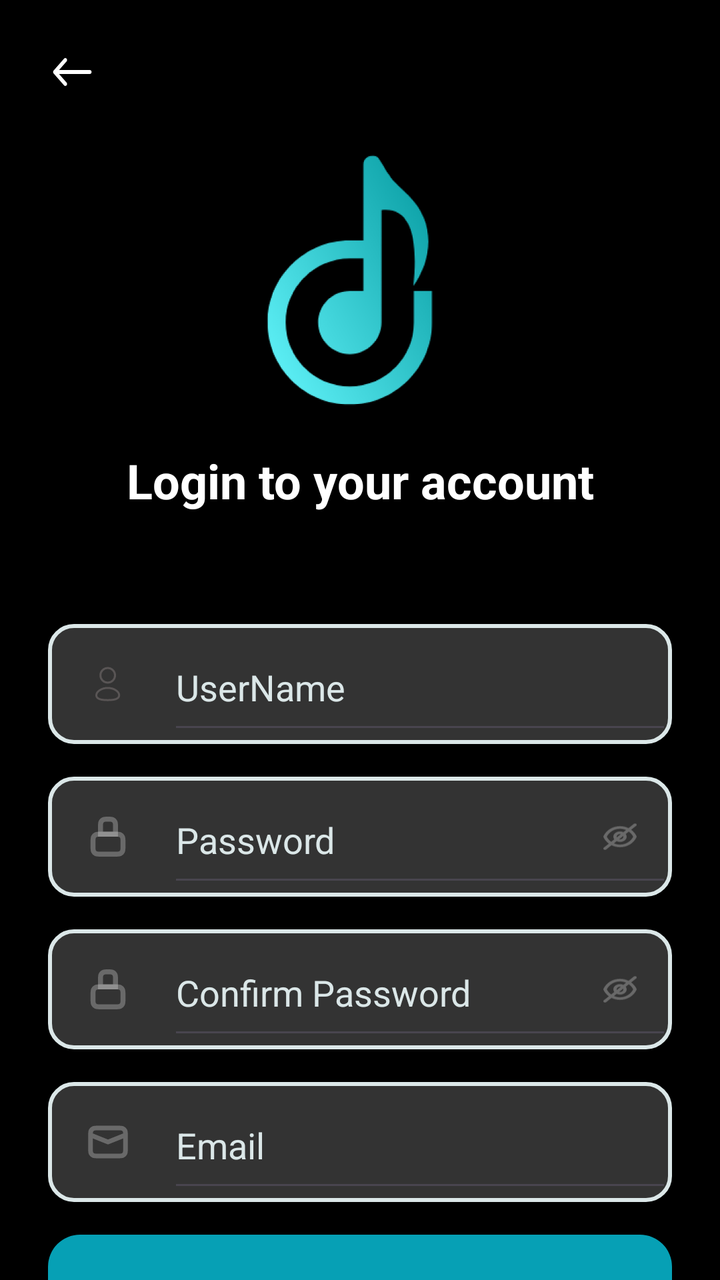
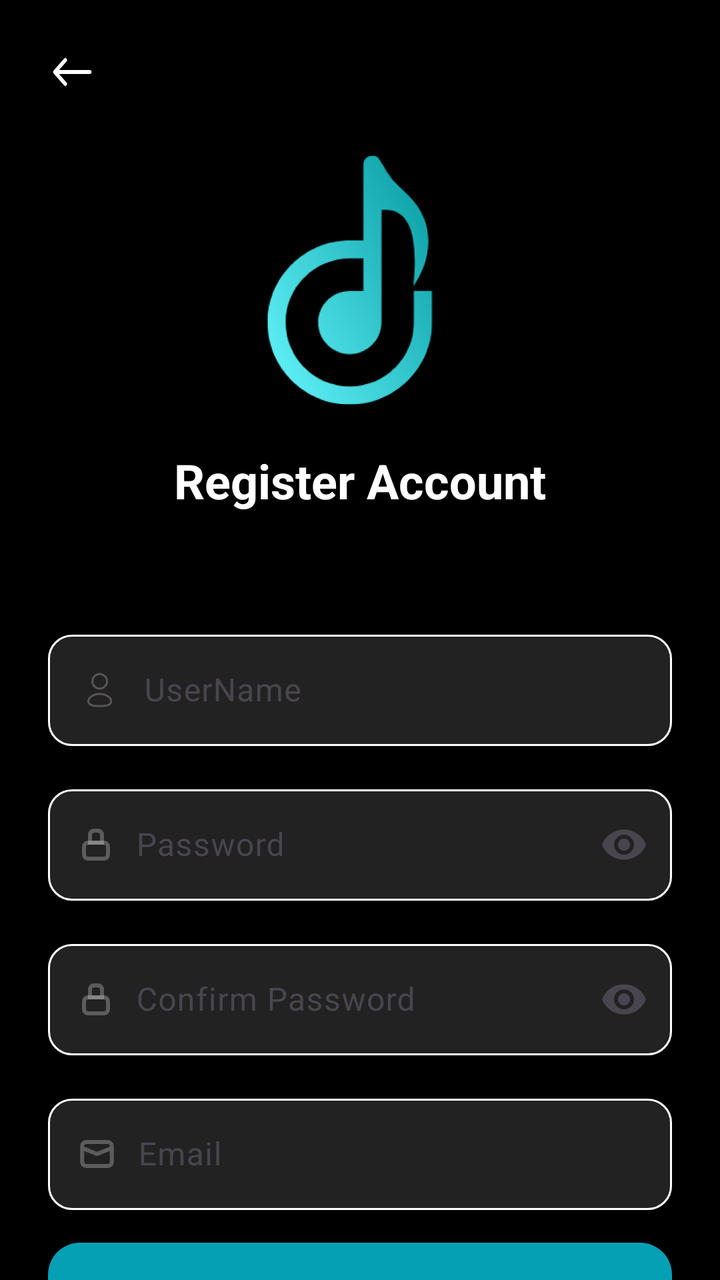

Two renders of the same Android screen: before a commit and after it. Below are the layout's source before the change and the commit's diff.
<!-- AndroidManifest.xml: application theme Theme.Musium -->
<!-- res/layout/fragment_register.xml -->
<?xml version="1.0" encoding="utf-8"?>
<layout xmlns:android="http://schemas.android.com/apk/res/android"
    xmlns:app="http://schemas.android.com/apk/res-auto"
    xmlns:tools="http://schemas.android.com/tools">

    <LinearLayout
        android:layout_width="match_parent"
        android:layout_height="match_parent"
        android:background="@color/black"
        android:orientation="vertical"
        android:paddingHorizontal="24dp"
        tools:context=".SplashFragment">

        <androidx.constraintlayout.widget.ConstraintLayout
            android:layout_width="match_parent"
            android:layout_height="wrap_content">

            <ImageView
                android:layout_width="24dp"
                android:layout_height="24dp"
                android:layout_marginTop="24dp"
                android:src="@drawable/back"
                app:layout_constraintStart_toStartOf="parent"
                app:layout_constraintTop_toTopOf="parent" />

            <ImageView
                android:id="@+id/ivLogo"
                android:layout_width="248dp"
                android:layout_height="248dp"
                android:layout_marginHorizontal="20dp"
                android:layout_marginTop="20dp"
                android:layout_marginBottom="100dp"
                android:src="@drawable/musium_logo"
                app:layout_constraintEnd_toEndOf="parent"
                app:layout_constraintStart_toStartOf="parent"
                app:layout_constraintTop_toTopOf="parent" />

            <TextView
                android:id="@+id/txtLogo"
                android:layout_width="wrap_content"
                android:layout_height="44dp"
                android:src="@drawable/musium"
                android:text="Login to your account"
                android:textColor="@color/white"
                android:textSize="24sp"
                android:textStyle="bold"
                app:layout_constraintBottom_toBottomOf="@id/ivLogo"
                app:layout_constraintEnd_toEndOf="parent"
                app:layout_constraintStart_toStartOf="parent" />
        </androidx.constraintlayout.widget.ConstraintLayout>

        <androidx.constraintlayout.widget.ConstraintLayout

            android:id="@+id/ctrLayoutUserName"
            android:layout_width="match_parent"
            android:layout_height="60dp"
            android:layout_marginTop="44dp"
            android:background="@drawable/rounded_edit_txt">

            <ImageView
                android:id="@+id/ivUserName"
                android:layout_width="20dp"
                android:layout_height="20dp"
                android:layout_marginStart="20dp"
                android:src="@drawable/user"
                app:layout_constraintBottom_toBottomOf="@id/ctrLayoutUserName"
                app:layout_constraintStart_toStartOf="@id/ctrLayoutUserName"

                app:layout_constraintTop_toTopOf="@id/ctrLayoutUserName" />

            <EditText
                android:layout_width="match_parent"
                android:layout_height="60dp"
                android:layout_marginStart="60dp"
                android:hint="UserName"
                android:textColorHint="#DBE7E8"
                app:layout_constraintStart_toEndOf="@id/ivUserName"
                app:layout_constraintTop_toTopOf="@id/ctrLayoutUserName" />
        </androidx.constraintlayout.widget.ConstraintLayout>
        <TextView
            android:visibility="invisible"
            android:id="@+id/tvUserNameWarning"
            android:layout_width="wrap_content"
            android:layout_height="wrap_content"
            android:text="Invalid format"
            android:textSize="12dp"
            android:textColor="#F10202"/>
        <androidx.constraintlayout.widget.ConstraintLayout
            android:id="@+id/ctrLayoutPass"
            android:layout_width="match_parent"
            android:layout_height="60dp"
            android:background="@drawable/rounded_edit_txt">

            <ImageView
                android:id="@+id/ivPass"
                android:layout_width="20dp"
                android:layout_height="20dp"
                android:layout_marginStart="20dp"
                android:src="@drawable/lock"
                app:layout_constraintBottom_toBottomOf="@id/ctrLayoutPass"
                app:layout_constraintStart_toStartOf="@id/ctrLayoutPass"
                app:layout_constraintTop_toTopOf="@id/ctrLayoutPass" />

            <EditText
                android:layout_width="match_parent"
                android:layout_height="60dp"
                android:layout_marginStart="60dp"
                android:hint="Password"
                android:textColorHint="#DBE7E8"
                app:layout_constraintStart_toEndOf="@id/ivPass"
                app:layout_constraintTop_toTopOf="@id/ctrLayoutPass" />
            <ImageView
                android:layout_width="20dp"
                android:layout_height="20dp"
                app:layout_constraintTop_toTopOf="@id/ivPass"
                app:layout_constraintBottom_toBottomOf="@id/ivPass"
                android:layout_marginEnd="16dp"
                android:src="@drawable/eye_off"
                app:layout_constraintEnd_toEndOf="parent"/>
        </androidx.constraintlayout.widget.ConstraintLayout>
        <TextView
            android:visibility="invisible"
            android:layout_width="wrap_content"
            android:layout_height="wrap_content"
            android:text="Invalid format"
            android:id="@+id/tvPassWarning"
            android:textSize="12dp"
            android:textColor="#F10202"/>
        <androidx.constraintlayout.widget.ConstraintLayout

            android:id="@+id/ctrLayoutCP"
            android:layout_width="match_parent"
            android:layout_height="60dp"

            android:background="@drawable/rounded_edit_txt">

            <ImageView
                android:id="@+id/ivCPass"
                android:layout_width="20dp"
                android:layout_height="20dp"
                android:layout_marginStart="20dp"
                android:src="@drawable/lock"
                app:layout_constraintBottom_toBottomOf="@id/ctrLayoutCP"
                app:layout_constraintStart_toStartOf="@id/ctrLayoutCP"
                app:layout_constraintTop_toTopOf="@id/ctrLayoutCP" />

            <EditText
                android:layout_width="match_parent"
                android:layout_height="60dp"
                android:layout_marginStart="60dp"
                android:hint="Confirm Password"
                android:textColorHint="#DBE7E8"
                app:layout_constraintStart_toEndOf="@id/ivCPass"
                app:layout_constraintTop_toTopOf="@id/ctrLayoutCP" />
            <ImageView
                android:layout_width="20dp"
                android:layout_height="20dp"
                app:layout_constraintTop_toTopOf="@id/ivCPass"
                app:layout_constraintBottom_toBottomOf="@id/ivCPass"
                android:layout_marginEnd="16dp"
                android:src="@drawable/eye_off"
                app:layout_constraintEnd_toEndOf="parent"/>
        </androidx.constraintlayout.widget.ConstraintLayout>
        <TextView
            android:visibility="invisible"
            android:layout_width="wrap_content"
            android:layout_height="wrap_content"
            android:text="Confirmation password does not match"
            android:id="@+id/tvCPassWarning"
            android:textSize="12dp"
            android:textColor="#F10202"/>
        <androidx.constraintlayout.widget.ConstraintLayout

            android:id="@+id/ctrLayoutMail"
            android:layout_width="match_parent"
            android:layout_height="60dp"

            android:background="@drawable/rounded_edit_txt">

            <ImageView
                android:id="@+id/ivMail"
                android:layout_width="20dp"
                android:layout_height="20dp"
                android:layout_marginStart="20dp"
                android:src="@drawable/mail"
                app:layout_constraintBottom_toBottomOf="@id/ctrLayoutMail"
                app:layout_constraintStart_toStartOf="@id/ctrLayoutMail"
                app:layout_constraintTop_toTopOf="@id/ctrLayoutMail" />

            <EditText
                android:layout_width="match_parent"
                android:layout_height="60dp"
                android:layout_marginStart="60dp"
                android:hint="Email"
                android:textColorHint="#DBE7E8"
                app:layout_constraintStart_toEndOf="@id/ivMail"
                app:layout_constraintTop_toTopOf="@id/ctrLayoutMail" />

        </androidx.constraintlayout.widget.ConstraintLayout>
        <TextView
            android:visibility="invisible"
            android:layout_width="wrap_content"
            android:layout_height="wrap_content"
            android:text="Invalid format"
            android:id="@+id/tvEmailWarning"
            android:textSize="12dp"
            android:textColor="#F10202"/>
        <View
            android:layout_width="0dp"
            android:layout_height="0dp"
            android:layout_weight="1" />

        <androidx.appcompat.widget.AppCompatButton
            android:layout_width="match_parent"
            android:layout_height="60dp"
            android:layout_marginBottom="40dp"
            android:background="@drawable/login_btn"
            android:text="Login"
            android:textColor="@color/white"
            app:layout_constraintBottom_toBottomOf="parent" />

    </LinearLayout>
</layout>
<!-- resources referenced by this layout -->
<resources>
  <color name="black">#FF000000</color>
  <color name="white">#FFFFFFFF</color>
  <!-- drawable back (drawable) -->
  <vector xmlns:android="http://schemas.android.com/apk/res/android"
      android:width="28dp"
      android:height="32dp"
      android:viewportWidth="28"
      android:viewportHeight="32">
    <path
        android:pathData="M1.508,16.943C1.29,16.693 1.167,16.354 1.167,16C1.167,15.646 1.29,15.307 1.508,15.057L8.508,7.057C8.728,6.814 9.023,6.68 9.329,6.683C9.635,6.686 9.928,6.826 10.144,7.074C10.36,7.321 10.483,7.655 10.486,8.005C10.488,8.354 10.371,8.691 10.158,8.943L5.15,14.667H25.667C25.976,14.667 26.273,14.807 26.492,15.057C26.71,15.307 26.833,15.646 26.833,16C26.833,16.354 26.71,16.693 26.492,16.943C26.273,17.193 25.976,17.333 25.667,17.333H5.15L10.158,23.057C10.371,23.309 10.488,23.646 10.486,23.995C10.483,24.345 10.36,24.679 10.144,24.926C9.928,25.174 9.635,25.314 9.329,25.317C9.023,25.32 8.728,25.185 8.508,24.943L1.508,16.943Z"
        android:fillColor="#ffffff"/>
  </vector>
  <!-- drawable eye_off: vector/xml drawable (drawable, 2009 chars, omitted) -->
  <!-- drawable login_btn (drawable) -->
  <?xml version="1.0" encoding="utf-8"?>
  <shape xmlns:android="http://schemas.android.com/apk/res/android">
      <corners android:radius="16dp" />
      <solid android:color="#06A0B5"/> 
  </shape>
  <!-- drawable mail (drawable) -->
  <vector xmlns:android="http://schemas.android.com/apk/res/android"
      android:width="17dp"
      android:height="16dp"
      android:viewportWidth="17"
      android:viewportHeight="16">
    <path
        android:pathData="M1.063,5L8.5,8L15.938,5M4.463,14H12.538C13.728,14 14.323,14 14.777,13.782C15.177,13.59 15.502,13.284 15.706,12.908C15.938,12.48 15.938,11.92 15.938,10.8V5.2C15.938,4.08 15.938,3.52 15.706,3.092C15.502,2.716 15.177,2.41 14.777,2.218C14.323,2 13.728,2 12.538,2H4.463C3.272,2 2.677,2 2.223,2.218C1.823,2.41 1.498,2.716 1.294,3.092C1.063,3.52 1.063,4.08 1.063,5.2V10.8C1.063,11.92 1.063,12.48 1.294,12.908C1.498,13.284 1.823,13.59 2.223,13.782C2.677,14 3.272,14 4.463,14Z"
        android:strokeAlpha="0.27"
        android:strokeLineJoin="round"
        android:strokeWidth="2"
        android:fillColor="#00000000"
        android:strokeColor="#ffffff"/>
  </vector>
  <!-- drawable rounded_edit_txt (drawable) -->
  <?xml version="1.0" encoding="utf-8"?>
  <shape xmlns:android="http://schemas.android.com/apk/res/android"
      android:shape="rectangle">
  
      
      <corners android:radius="12dp" />
  
      
      <stroke
          android:width="2dp"
          android:color="#DBE7E8" /> 
  
      
      <solid android:color="#333333"/> 
  
  </shape>
  <style name="Theme.Musium" parent="Base.Theme.Musium" />
  <style name="Base.Theme.Musium" parent="Theme.Material3.DayNight.NoActionBar">
          
          
      </style>
  <!-- unchanged entries left out for length: 4 -->
</resources>

<!-- the commit's change to res/layout/fragment_register.xml (unified diff, before → after) -->
@@ -9,7 +9,7 @@
         android:background="@color/black"
         android:orientation="vertical"
         android:paddingHorizontal="24dp"
-        tools:context=".SplashFragment">
+        tools:context=".screen.SplashFragment">
 
         <androidx.constraintlayout.widget.ConstraintLayout
             android:layout_width="match_parent"
@@ -40,7 +40,7 @@
                 android:layout_width="wrap_content"
                 android:layout_height="44dp"
                 android:src="@drawable/musium"
-                android:text="Login to your account"
+                android:text="Register Account"
                 android:textColor="@color/white"
                 android:textSize="24sp"
                 android:textStyle="bold"
@@ -49,173 +49,139 @@
                 app:layout_constraintStart_toStartOf="parent" />
         </androidx.constraintlayout.widget.ConstraintLayout>
 
-        <androidx.constraintlayout.widget.ConstraintLayout
 
-            android:id="@+id/ctrLayoutUserName"
+        <com.google.android.material.textfield.TextInputLayout
+
+            style="@style/CustomTextInputLayout"
             android:layout_width="match_parent"
-            android:layout_height="60dp"
+            android:layout_height="wrap_content"
             android:layout_marginTop="44dp"
-            android:background="@drawable/rounded_edit_txt">
+            android:hint="UserName">
 
-            <ImageView
-                android:id="@+id/ivUserName"
-                android:layout_width="20dp"
-                android:layout_height="20dp"
-                android:layout_marginStart="20dp"
-                android:src="@drawable/user"
-                app:layout_constraintBottom_toBottomOf="@id/ctrLayoutUserName"
-                app:layout_constraintStart_toStartOf="@id/ctrLayoutUserName"
+        <com.google.android.material.textfield.TextInputEditText
+            android:layout_width="match_parent"
+            android:layout_height="wrap_content"
+            android:id="@+id/edtUserName"
+            android:drawableStart="@drawable/user"
+            android:drawablePadding="12dp"
+            android:textColor="@color/white"
+            android:textColorHint="#DBE7E8" />
+    </com.google.android.material.textfield.TextInputLayout>
 
-                app:layout_constraintTop_toTopOf="@id/ctrLayoutUserName" />
 
-            <EditText
-                android:layout_width="match_parent"
-                android:layout_height="60dp"
-                android:layout_marginStart="60dp"
-                android:hint="UserName"
-                android:textColorHint="#DBE7E8"
-                app:layout_constraintStart_toEndOf="@id/ivUserName"
-                app:layout_constraintTop_toTopOf="@id/ctrLayoutUserName" />
-        </androidx.constraintlayout.widget.ConstraintLayout>
-        <TextView
-            android:visibility="invisible"
+
+
+
+
+    <TextView
             android:id="@+id/tvUserNameWarning"
             android:layout_width="wrap_content"
             android:layout_height="wrap_content"
             android:text="Invalid format"
+            android:textColor="#F10202"
             android:textSize="12dp"
-            android:textColor="#F10202"/>
-        <androidx.constraintlayout.widget.ConstraintLayout
-            android:id="@+id/ctrLayoutPass"
+            android:visibility="invisible" />
+
+        
+        <com.google.android.material.textfield.TextInputLayout
             android:layout_width="match_parent"
-            android:layout_height="60dp"
-            android:background="@drawable/rounded_edit_txt">
+            android:layout_height="wrap_content"
 
-            <ImageView
-                android:id="@+id/ivPass"
-                android:layout_width="20dp"
-                android:layout_height="20dp"
-                android:layout_marginStart="20dp"
-                android:src="@drawable/lock"
-                app:layout_constraintBottom_toBottomOf="@id/ctrLayoutPass"
-                app:layout_constraintStart_toStartOf="@id/ctrLayoutPass"
-                app:layout_constraintTop_toTopOf="@id/ctrLayoutPass" />
+            style="@style/CustomTextInputLayout"
+            app:endIconMode="password_toggle"
+            android:hint="Password">
 
-            <EditText
+            <com.google.android.material.textfield.TextInputEditText
                 android:layout_width="match_parent"
-                android:layout_height="60dp"
-                android:layout_marginStart="60dp"
-                android:hint="Password"
-                android:textColorHint="#DBE7E8"
-                app:layout_constraintStart_toEndOf="@id/ivPass"
-                app:layout_constraintTop_toTopOf="@id/ctrLayoutPass" />
-            <ImageView
-                android:layout_width="20dp"
-                android:layout_height="20dp"
-                app:layout_constraintTop_toTopOf="@id/ivPass"
-                app:layout_constraintBottom_toBottomOf="@id/ivPass"
-                android:layout_marginEnd="16dp"
-                android:src="@drawable/eye_off"
-                app:layout_constraintEnd_toEndOf="parent"/>
-        </androidx.constraintlayout.widget.ConstraintLayout>
+                android:layout_height="wrap_content"
+                app:boxBackgroundMode="none"
+                android:id="@+id/edtPass"
+                android:inputType="textPassword"
+                android:drawableStart="@drawable/lock"
+                android:textColor="@color/white"
+                android:drawablePadding="12dp"
+                android:hint="Password" />
+        </com.google.android.material.textfield.TextInputLayout>
+
         <TextView
-            android:visibility="invisible"
+            android:id="@+id/tvPassWarning"
             android:layout_width="wrap_content"
             android:layout_height="wrap_content"
             android:text="Invalid format"
-            android:id="@+id/tvPassWarning"
+            android:textColor="#F10202"
             android:textSize="12dp"
-            android:textColor="#F10202"/>
-        <androidx.constraintlayout.widget.ConstraintLayout
+            android:visibility="invisible" />
 
-            android:id="@+id/ctrLayoutCP"
+        
+        <com.google.android.material.textfield.TextInputLayout
+
             android:layout_width="match_parent"
-            android:layout_height="60dp"
+            android:layout_height="wrap_content"
+            app:endIconMode="password_toggle"
+            style="@style/CustomTextInputLayout"
 
-            android:background="@drawable/rounded_edit_txt">
+            >
 
-            <ImageView
-                android:id="@+id/ivCPass"
-                android:layout_width="20dp"
-                android:layout_height="20dp"
-                android:layout_marginStart="20dp"
-                android:src="@drawable/lock"
-                app:layout_constraintBottom_toBottomOf="@id/ctrLayoutCP"
-                app:layout_constraintStart_toStartOf="@id/ctrLayoutCP"
-                app:layout_constraintTop_toTopOf="@id/ctrLayoutCP" />
+            <com.google.android.material.textfield.TextInputEditText
+                android:layout_width="match_parent"
+                android:layout_height="wrap_content"
+                android:drawableStart="@drawable/lock"
+                android:drawablePadding="12dp"
+                android:id="@+id/edtCP"
+                android:hint="Confirm Password"
+                android:textColor="@color/white"
+                android:inputType="textPassword"
+                android:textColorHint="#DBE7E8" />
+        </com.google.android.material.textfield.TextInputLayout>
 
-            <EditText
-                android:layout_width="match_parent"
-                android:layout_height="60dp"
-                android:layout_marginStart="60dp"
-                android:hint="Confirm Password"
-                android:textColorHint="#DBE7E8"
-                app:layout_constraintStart_toEndOf="@id/ivCPass"
-                app:layout_constraintTop_toTopOf="@id/ctrLayoutCP" />
-            <ImageView
-                android:layout_width="20dp"
-                android:layout_height="20dp"
-                app:layout_constraintTop_toTopOf="@id/ivCPass"
-                app:layout_constraintBottom_toBottomOf="@id/ivCPass"
-                android:layout_marginEnd="16dp"
-                android:src="@drawable/eye_off"
-                app:layout_constraintEnd_toEndOf="parent"/>
-        </androidx.constraintlayout.widget.ConstraintLayout>
         <TextView
-            android:visibility="invisible"
+            android:id="@+id/tvCPassWarning"
             android:layout_width="wrap_content"
             android:layout_height="wrap_content"
             android:text="Confirmation password does not match"
-            android:id="@+id/tvCPassWarning"
+            android:textColor="#F10202"
             android:textSize="12dp"
-            android:textColor="#F10202"/>
-        <androidx.constraintlayout.widget.ConstraintLayout
+            android:visibility="invisible" />
 
-            android:id="@+id/ctrLayoutMail"
+        
+        <com.google.android.material.textfield.TextInputLayout
+
             android:layout_width="match_parent"
-            android:layout_height="60dp"
+            android:layout_height="wrap_content"
+            style="@style/CustomTextInputLayout"
 
-            android:background="@drawable/rounded_edit_txt">
 
-            <ImageView
-                android:id="@+id/ivMail"
-                android:layout_width="20dp"
-                android:layout_height="20dp"
-                android:layout_marginStart="20dp"
-                android:src="@drawable/mail"
-                app:layout_constraintBottom_toBottomOf="@id/ctrLayoutMail"
-                app:layout_constraintStart_toStartOf="@id/ctrLayoutMail"
-                app:layout_constraintTop_toTopOf="@id/ctrLayoutMail" />
+            >
 
-            <EditText
+            <com.google.android.material.textfield.TextInputEditText
                 android:layout_width="match_parent"
-                android:layout_height="60dp"
-                android:layout_marginStart="60dp"
+                android:layout_height="wrap_content"
+                android:id="@+id/edtMail"
                 android:hint="Email"
+                android:drawableStart="@drawable/mail"
+                android:drawablePadding="12dp"
                 android:textColorHint="#DBE7E8"
-                app:layout_constraintStart_toEndOf="@id/ivMail"
-                app:layout_constraintTop_toTopOf="@id/ctrLayoutMail" />
+                android:textColor="@color/white"
+                android:inputType="textEmailAddress" />
+        </com.google.android.material.textfield.TextInputLayout>
 
-        </androidx.constraintlayout.widget.ConstraintLayout>
         <TextView
-            android:visibility="invisible"
+            android:id="@+id/tvEmailWarning"
             android:layout_width="wrap_content"
             android:layout_height="wrap_content"
             android:text="Invalid format"
-            android:id="@+id/tvEmailWarning"
+            android:textColor="#F10202"
             android:textSize="12dp"
-            android:textColor="#F10202"/>
-        <View
-            android:layout_width="0dp"
-            android:layout_height="0dp"
-            android:layout_weight="1" />
+            android:visibility="invisible" />
 
+        
         <androidx.appcompat.widget.AppCompatButton
+            android:id="@+id/btnRegister"
             android:layout_width="match_parent"
             android:layout_height="60dp"
             android:layout_marginBottom="40dp"
             android:background="@drawable/login_btn"
-            android:text="Login"
+            android:text="Register"
             android:textColor="@color/white"
             app:layout_constraintBottom_toBottomOf="parent" />
 
<!-- resource entries referenced after the edit -->
@@ -12,7 +12,6 @@
         android:pathData="M1.508,16.943C1.29,16.693 1.167,16.354 1.167,16C1.167,15.646 1.29,15.307 1.508,15.057L8.508,7.057C8.728,6.814 9.023,6.68 9.329,6.683C9.635,6.686 9.928,6.826 10.144,7.074C10.36,7.321 10.483,7.655 10.486,8.005C10.488,8.354 10.371,8.691 10.158,8.943L5.15,14.667H25.667C25.976,14.667 26.273,14.807 26.492,15.057C26.71,15.307 26.833,15.646 26.833,16C26.833,16.354 26.71,16.693 26.492,16.943C26.273,17.193 25.976,17.333 25.667,17.333H5.15L10.158,23.057C10.371,23.309 10.488,23.646 10.486,23.995C10.483,24.345 10.36,24.679 10.144,24.926C9.928,25.174 9.635,25.314 9.329,25.317C9.023,25.32 8.728,25.185 8.508,24.943L1.508,16.943Z"
         android:fillColor="#ffffff"/>
   </vector>
-  <!-- drawable eye_off: vector/xml drawable (drawable, 2009 chars, omitted) -->
   <!-- drawable login_btn (drawable) -->
   <?xml version="1.0" encoding="utf-8"?>
   <shape xmlns:android="http://schemas.android.com/apk/res/android">
@@ -33,23 +32,18 @@
         android:fillColor="#00000000"
         android:strokeColor="#ffffff"/>
   </vector>
-  <!-- drawable rounded_edit_txt (drawable) -->
-  <?xml version="1.0" encoding="utf-8"?>
-  <shape xmlns:android="http://schemas.android.com/apk/res/android"
-      android:shape="rectangle">
-  
-      
-      <corners android:radius="12dp" />
-  
-      
-      <stroke
-          android:width="2dp"
-          android:color="#DBE7E8" /> 
-  
-      
-      <solid android:color="#333333"/> 
-  
-  </shape>
+  <style name="CustomTextInputLayout">
+          <item name="boxCornerRadiusTopStart">12dp</item>
+          <item name="boxCornerRadiusTopEnd">12dp</item>
+          <item name="boxCornerRadiusBottomStart">12dp</item>
+          <item name="boxCornerRadiusBottomEnd">12dp</item>
+          <item name="hintTextColor">@color/hint_color_selector</item>
+          <item name="boxBackgroundMode">outline</item>
+          <item name="boxStrokeWidth">1dp</item>
+          <item name="boxStrokeColor">@color/box_stroke_color</item>
+          <item name="boxBackgroundColor">@color/input_background</item>
+          <item name="startIconTint">@color/white</item>
+      </style>
   <style name="Theme.Musium" parent="Base.Theme.Musium" />
   <style name="Base.Theme.Musium" parent="Theme.Material3.DayNight.NoActionBar">
           
